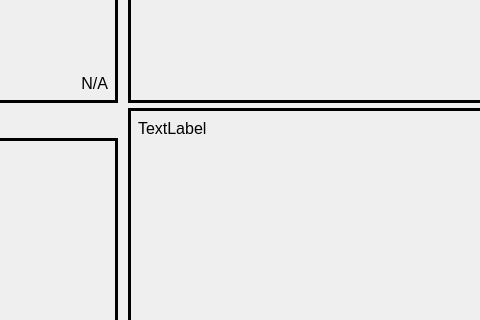
Qt form mainwindow.ui (frontback333/TB3582_System) before a commit; both pictures show x 292 to 772 and y 142 to 462 of the 1024 by 600 pixel window.
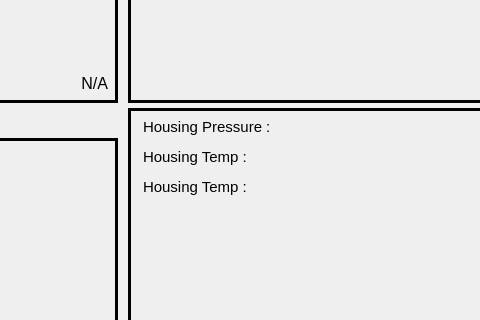
The same form after that commit.

```diff
--- a/mainwindow.ui
+++ b/mainwindow.ui
@@ -376,19 +376,64 @@
     <widget class="QLabel" name="label_2">
      <property name="geometry">
       <rect>
-       <x>10</x>
+       <x>15</x>
        <y>10</y>
        <width>200</width>
-       <height>20</height>
+       <height>25</height>
       </rect>
      </property>
      <property name="font">
       <font>
-       <pointsize>12</pointsize>
+       <pointsize>11</pointsize>
       </font>
      </property>
      <property name="text">
-      <string>TextLabel</string>
+      <string>Housing Pressure : </string>
+     </property>
+     <property name="alignment">
+      <set>Qt::AlignmentFlag::AlignLeading|Qt::AlignmentFlag::AlignLeft|Qt::AlignmentFlag::AlignTop</set>
+     </property>
+    </widget>
+    <widget class="QLabel" name="label_4">
+     <property name="geometry">
+      <rect>
+       <x>15</x>
+       <y>40</y>
+       <width>200</width>
+       <height>25</height>
+      </rect>
+     </property>
+     <property name="font">
+      <font>
+       <pointsize>11</pointsize>
+      </font>
+     </property>
+     <property name="text">
+      <string>Housing Temp : </string>
+     </property>
+     <property name="alignment">
+      <set>Qt::AlignmentFlag::AlignLeading|Qt::AlignmentFlag::AlignLeft|Qt::AlignmentFlag::AlignTop</set>
+     </property>
+    </widget>
+    <widget class="QLabel" name="label_6">
+     <property name="geometry">
+      <rect>
+       <x>15</x>
+       <y>70</y>
+       <width>200</width>
+       <height>25</height>
+      </rect>
+     </property>
+     <property name="font">
+      <font>
+       <pointsize>11</pointsize>
+      </font>
+     </property>
+     <property name="text">
+      <string>Housing Temp : </string>
+     </property>
+     <property name="alignment">
+      <set>Qt::AlignmentFlag::AlignLeading|Qt::AlignmentFlag::AlignLeft|Qt::AlignmentFlag::AlignTop</set>
      </property>
     </widget>
    </widget>
```
